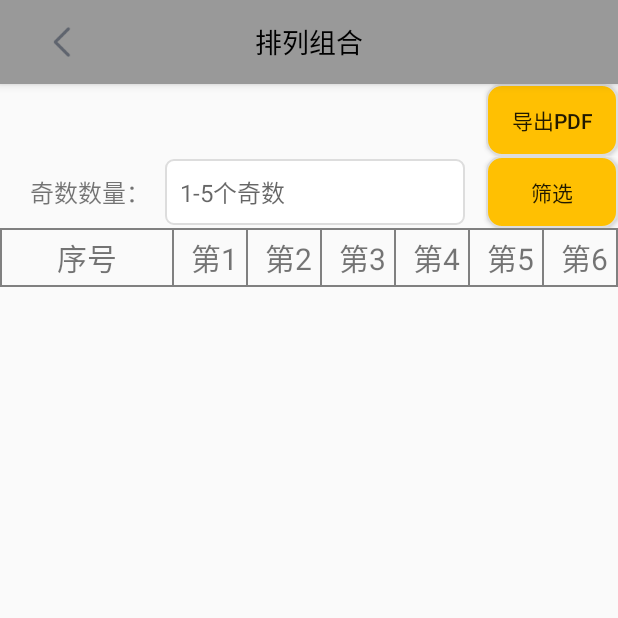
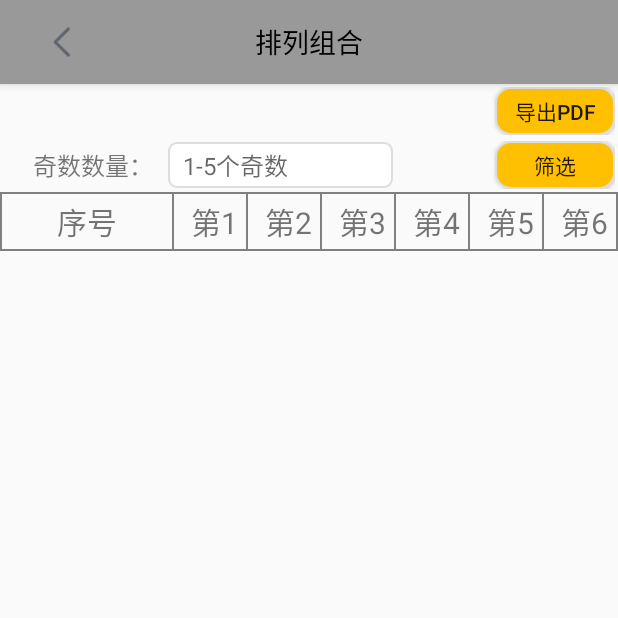
Before and after one commit to yupeiyong/Permutation, an Android app: the NumberListActivity screen opened directly, with no data from a screen before it, after a tap on "筛选", on a phone screen of 412 x 824 dp, the top half of it. Run offline under Robolectric (Android 15) with nearby library versions, the phone set to English and light mode, and no system bars; 2 statements that could not run were skipped.

Commit message:
筛选奇数个数调整，界面调整

```diff
--- a/app/src/main/java/com/ypy/permutation/NumberListActivity.java
+++ b/app/src/main/java/com/ypy/permutation/NumberListActivity.java
@@ -43,10 +43,15 @@ import java.util.List;
 public class NumberListActivity extends AppCompatActivity implements View.OnClickListener {
     private static final String TAG = "NumberListActivity";
     private ListView numberListView;
+
+    //界面上用于显示的数据，当筛选后此集合会改变
     private List<List<Integer>>numbers;
 
-    //索引，通过筛选得出的索引
-    private List<Integer> indexs=new ArrayList<>();
+    //显示条数
+    private TextView txtTotal;
+    //原始数据
+    private List<List<Integer>> originalNumbers;
+
     private String mFileName;
 
     //导出pdf的文件夹
@@ -58,6 +63,9 @@ public class NumberListActivity extends AppCompatActivity implements View.OnClic
     private int maxCount=5;
     private EditText etOddCount;
 
+    //数据适配器
+    private NumberAdapter adapter;
+
     @RequiresApi(api = Build.VERSION_CODES.KITKAT)
     @Override
     protected void onCreate(Bundle savedInstanceState) {
@@ -66,10 +74,11 @@ public class NumberListActivity extends AppCompatActivity implements View.OnClic
         setContentView(R.layout.activity_number_list);
 
         setCustomActionBar();
-        TextView txtTotal=findViewById(R.id.txt_number_total);
+        txtTotal=findViewById(R.id.txt_number_total);
         numbers=(List<List<Integer>>)ModelStorage.getInstance().getModel(Constant.NumberListKey);
+        originalNumbers=new ArrayList<>(numbers);
         numberListView=findViewById(R.id.lv_number);
-        NumberAdapter adapter=new NumberAdapter(numbers);
+        adapter=new NumberAdapter(numbers);
         numberListView.setAdapter(adapter);
         txtTotal.setText("共有"+ String.valueOf(numbers.size())+"条数据");
 
@@ -117,31 +126,41 @@ public class NumberListActivity extends AppCompatActivity implements View.OnClic
     //筛选号码
     private void queryNumbers(){
         String str=etOddCount.getText().toString();
+
+        try{
+            //条件是否为空
+            boolean isEmpty=false;
+            int count=0;
             if(TextUtils.isEmpty(str)){
-            Toast.makeText(this,"奇数个数为空！",Toast.LENGTH_LONG).show();
-            etOddCount.setFocusable(true);
-            return;
-        }
-        try{
+                isEmpty=true;
+            }else{
                 if(!StringUtils.isNumeric(str))
                     throw new Exception("请输入整数！");
 
-            int count=Integer.valueOf(str);
+                count=Integer.valueOf(str);
                 if(count<minCount||count>maxCount)
                     throw new Exception("奇数数量范围1-5！");
+            }
 
             //先清除旧数据
-            indexs.clear();
-            for(int i=0;i<numbers.size();i++){
-                List<Integer>row=numbers.get(i);
+            numbers.clear();
+            for(int i=0;i<originalNumbers.size();i++){
+                List<Integer>row=originalNumbers.get(i);
+                if(isEmpty){
+                    //条件为空直接写入集合
+                    numbers.add(row);
+                }else{
                     int oCount=0;
                     for(int c=0;c<row.size();c++){
                         oCount+=row.get(c) %2;
                     }
                     if(oCount==count){
-                    indexs.add(i);
+                        numbers.add(row);
                     }
                 }
+            }
+            txtTotal.setText("共有"+ String.valueOf(numbers.size())+"条数据");
+            adapter.notifyDataSetChanged();
         }catch (Exception ex){
             Toast.makeText(this,ex.getMessage(),Toast.LENGTH_LONG).show();
             etOddCount.setFocusable(true);
@@ -149,6 +168,7 @@ public class NumberListActivity extends AppCompatActivity implements View.OnClic
         }
     }
 
+    //导出pdf
     public void createPDF()
     {
         try {
--- a/app/src/main/res/layout/activity_number_list.xml
+++ b/app/src/main/res/layout/activity_number_list.xml
@@ -8,7 +8,8 @@
     tools:context=".NumberListActivity">
     <RelativeLayout
         android:layout_width="match_parent"
-        android:layout_height="wrap_content">
+        android:layout_height="wrap_content"
+        android:padding="2dp">
         <TextView
             android:id="@+id/txt_number_total"
             android:layout_width="match_parent"
@@ -23,13 +24,16 @@
             android:layout_height="wrap_content"
             android:layout_alignParentRight="true"
             android:background="@drawable/btn_selector"
-            android:padding="1dp"
+            android:minWidth="80dp"
+            android:minHeight="32dp"
+            android:padding="2dp"
             android:textSize="14dp"
             android:text="导出Pdf"/>
     </RelativeLayout>
     <RelativeLayout
         android:layout_width="match_parent"
-        android:layout_height="wrap_content">
+        android:layout_height="wrap_content"
+        android:padding="2dp">
         <TextView
             android:id="@+id/tv_title"
             android:layout_width="wrap_content"
@@ -40,9 +44,11 @@
             android:text="奇数数量："/>
         <EditText
             android:id="@+id/et_odd_Count"
-            android:layout_width="200dp"
+            android:layout_width="150dp"
             android:layout_height="wrap_content"
             style="@style/textbox_title_style"
+            android:paddingTop="3dp"
+            android:paddingBottom="3dp"
             android:textSize="16dp"
             android:inputType="number"
             android:layout_toRightOf="@+id/tv_title"
@@ -53,8 +59,11 @@
             android:id="@+id/btn_search"
             android:layout_width="wrap_content"
             android:layout_height="wrap_content"
-            android:padding="1dp"
+            android:minWidth="80dp"
+            android:minHeight="32dp"
+            android:padding="2dp"
             android:layout_alignParentRight="true"
+            android:layout_centerVertical="true"
             android:background="@drawable/btn_selector"
             android:textSize="14dp"
             android:text="筛选"/>
```
Lines whose indentation alone changed are shown as unchanged.
